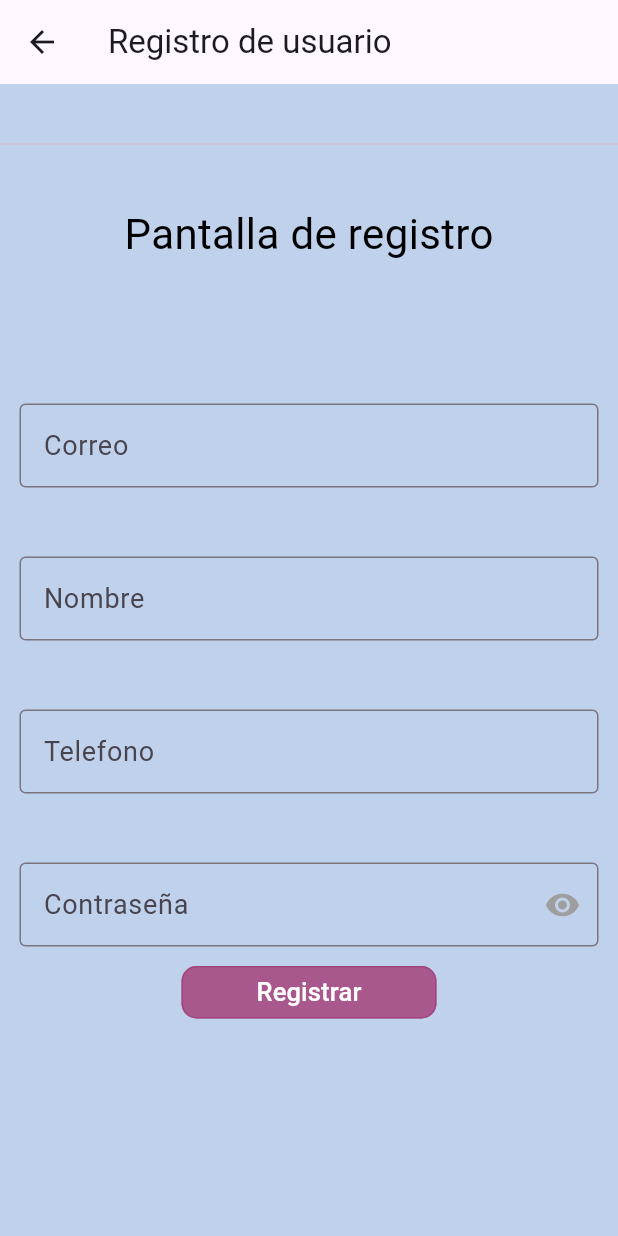
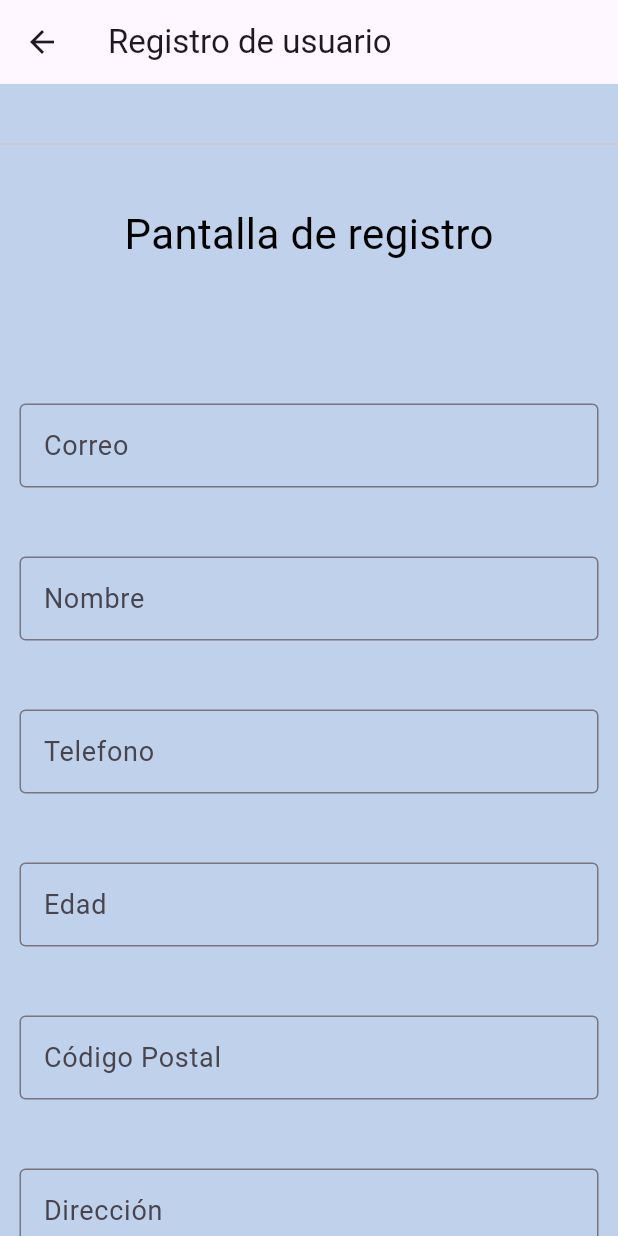
Before and after one commit to ElRisas1/pet_plan_pruebas, a Flutter app: the PantallaRegistro screen opened directly, on a phone screen of 412 x 824 dp. Run offline on Flutter 3.47's test engine with Material 3 defaults, Android fonts, the phone set to English and light mode, and no system bars; our stand-ins replace carousel_slider, google_generative_ai, grouped_list, supabase_flutter; accounts and stored records are empty.

Commit message:
Arreglado el registro

```diff
--- a/lib/pantalla_registro.dart
+++ b/lib/pantalla_registro.dart
@@ -20,6 +20,9 @@ class _PantallaRegistroState extends State<PantallaRegistro> {
   final _campoUserNombreReg = TextEditingController();
   final _campoUserTelefReg = TextEditingController();
   final _campoUserPassReg = TextEditingController();
+  final _campoUserEdadReg = TextEditingController();
+  final _campoUserCpReg = TextEditingController();
+  final _campoUserDireccionReg = TextEditingController();
 
 
   //late DropdownMenuItem<String> itemsMenu;
@@ -32,6 +35,9 @@ class _PantallaRegistroState extends State<PantallaRegistro> {
     _campoUserNombreReg.dispose();
     _campoUserTelefReg.dispose();
     _campoUserPassReg.dispose();
+    _campoUserEdadReg.dispose();
+    _campoUserCpReg.dispose();
+    _campoUserDireccionReg.dispose();
     //_campoUserEdadReg = DropdownButton();
   }
 
@@ -60,7 +66,7 @@ class _PantallaRegistroState extends State<PantallaRegistro> {
         'Telefono': int.tryParse(_campoUserTelefReg.text) ?? 0,
         'Correo': _campoUserEmailReg.text,
         'Direccion': _campoUserDireccionReg.text,
-        'CP': int.tryParse(_campoUserCPReg.text) ?? 0,
+        'CP': int.tryParse(_campoUserCpReg.text) ?? 0,
         'user_id': userId,
       });
 
@@ -128,7 +134,45 @@ class _PantallaRegistroState extends State<PantallaRegistro> {
                     ),
               )),
 
-                Padding(padding: EdgeInsets.all(10)),
+              Padding(padding: EdgeInsets.all(10)),
+              Padding(
+                padding: const EdgeInsets.all(13),
+                child: TextField(  //Este es el campo de texto en el que se van introduciendo el correo del usuario
+                  controller: _campoUserEdadReg, //Controlador para identificarlo
+                  keyboardType: TextInputType.numberWithOptions(), //Solo ofrece teclado numerico
+                  decoration: const InputDecoration(
+                    border: OutlineInputBorder(),
+                    labelText: "Edad",
+                    labelStyle: TextStyle(fontSize: 18),
+                    ),
+              )),
+
+              Padding(padding: EdgeInsets.all(10)),
+              Padding(
+                padding: const EdgeInsets.all(13),
+                child: TextField(  //Este es el campo de texto en el que se van introduciendo el correo del usuario
+                  controller: _campoUserCpReg, //Controlador para identificarlo
+                  keyboardType: TextInputType.numberWithOptions(), //Solo ofrece teclado numerico
+                  decoration: const InputDecoration(
+                    border: OutlineInputBorder(),
+                    labelText: "Código Postal",
+                    labelStyle: TextStyle(fontSize: 18),
+                    ),
+              )),
+
+              Padding(padding: EdgeInsets.all(10)),
+              Padding(
+                padding: const EdgeInsets.all(13),
+                child: TextField(  //Este es el campo de texto en el que se van introduciendo el correo del usuario
+                  controller: _campoUserDireccionReg,  //Controlador para identificarlo
+                  decoration: const InputDecoration(
+                    border: OutlineInputBorder(),
+                    labelText: "Dirección",
+                    labelStyle: TextStyle(fontSize: 18),
+                    ),
+                )),
+
+              Padding(padding: EdgeInsets.all(10)),
               Padding(
                 padding: const EdgeInsets.all(13),
                 child: TextField(  //Este es el campo de texto en el que se van introduciendo el correo del usuario
```
